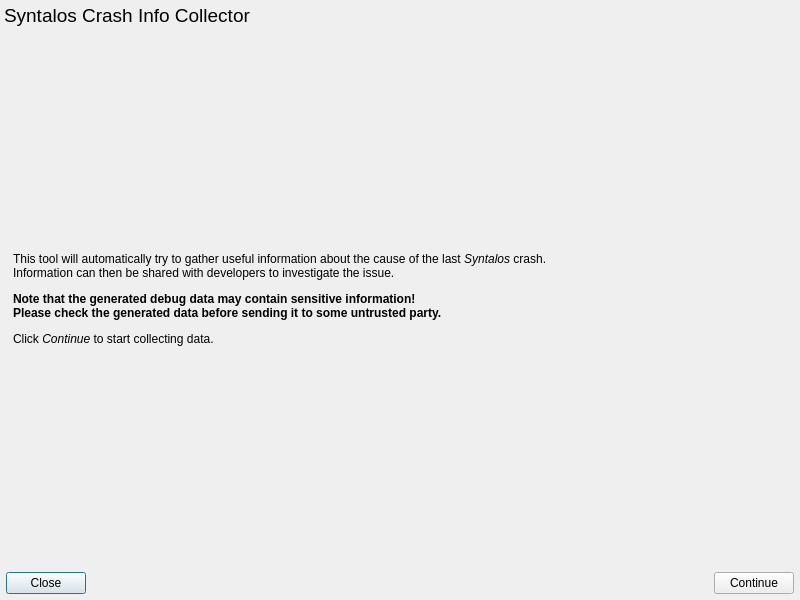
Old version of the form tools/crashreport/crashreportdialog.ui in the repository syntalos/syntalos.
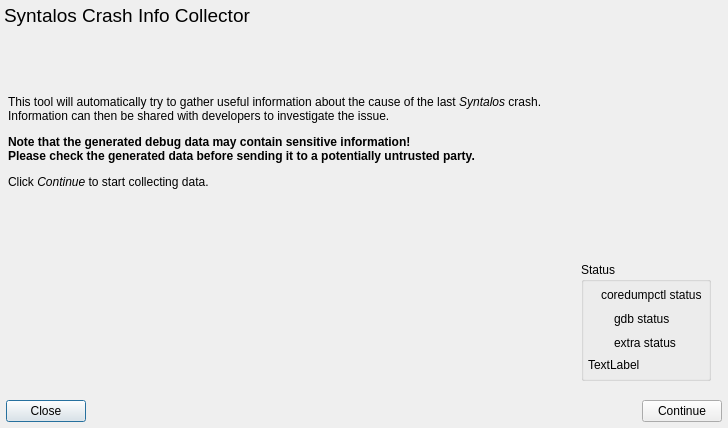
New version of the form. Icons and pictures are not drawn.

Commit message: Implement basic crash reporter tool

What changed in the file:
```diff
--- a/tools/crashreport/crashreportdialog.ui
+++ b/tools/crashreport/crashreportdialog.ui
@@ -6,8 +6,8 @@
    <rect>
     <x>0</x>
     <y>0</y>
-    <width>800</width>
-    <height>600</height>
+    <width>728</width>
+    <height>428</height>
    </rect>
   </property>
   <property name="windowTitle">
@@ -47,7 +47,22 @@
       <enum>QFrame::Raised</enum>
      </property>
      <widget class="QWidget" name="pageIntro">
-      <layout class="QVBoxLayout" name="verticalLayout_2">
+      <layout class="QVBoxLayout" name="verticalLayout_5">
+       <property name="spacing">
+        <number>4</number>
+       </property>
+       <property name="leftMargin">
+        <number>4</number>
+       </property>
+       <property name="topMargin">
+        <number>4</number>
+       </property>
+       <property name="rightMargin">
+        <number>4</number>
+       </property>
+       <property name="bottomMargin">
+        <number>4</number>
+       </property>
        <item>
         <spacer name="verticalSpacer">
          <property name="orientation">
@@ -64,7 +79,7 @@
        <item>
         <widget class="QLabel" name="label_2">
          <property name="text">
-          <string>&lt;html&gt;&lt;head/&gt;&lt;body&gt;&lt;p&gt;This tool will automatically try to gather useful information about the cause of the last &lt;span style=&quot; font-style:italic;&quot;&gt;Syntalos&lt;/span&gt; crash.&lt;br/&gt;Information can then be shared with developers to investigate the issue.&lt;/p&gt;&lt;p&gt;&lt;span style=&quot; font-weight:600;&quot;&gt;Note that the generated debug data may contain sensitive information!&lt;/span&gt;&lt;br/&gt;&lt;span style=&quot; font-weight:600;&quot;&gt;Please check the generated data before sending it to some untrusted party.&lt;/span&gt;&lt;/p&gt;&lt;p&gt;Click &lt;span style=&quot; font-style:italic;&quot;&gt;Continue&lt;/span&gt; to start collecting data.&lt;/p&gt;&lt;/body&gt;&lt;/html&gt;</string>
+          <string>&lt;html&gt;&lt;head/&gt;&lt;body&gt;&lt;p&gt;This tool will automatically try to gather useful information about the cause of the last &lt;span style=&quot; font-style:italic;&quot;&gt;Syntalos&lt;/span&gt; crash.&lt;br/&gt;Information can then be shared with developers to investigate the issue.&lt;/p&gt;&lt;p&gt;&lt;span style=&quot; font-weight:600;&quot;&gt;Note that the generated debug data may contain sensitive information!&lt;/span&gt;&lt;br/&gt;&lt;span style=&quot; font-weight:600;&quot;&gt;Please check the generated data before sending it to a potentially untrusted party.&lt;/span&gt;&lt;/p&gt;&lt;p&gt;Click &lt;span style=&quot; font-style:italic;&quot;&gt;Continue&lt;/span&gt; to start collecting data.&lt;/p&gt;&lt;/body&gt;&lt;/html&gt;</string>
          </property>
         </widget>
        </item>
@@ -81,6 +96,206 @@
          </property>
         </spacer>
        </item>
+       <item>
+        <widget class="QWidget" name="widget_2" native="true">
+         <layout class="QHBoxLayout" name="horizontalLayout">
+          <item>
+           <spacer name="horizontalSpacer">
+            <property name="orientation">
+             <enum>Qt::Horizontal</enum>
+            </property>
+            <property name="sizeHint" stdset="0">
+             <size>
+              <width>40</width>
+              <height>20</height>
+             </size>
+            </property>
+           </spacer>
+          </item>
+          <item>
+           <widget class="QGroupBox" name="groupBox">
+            <property name="title">
+             <string>Status</string>
+            </property>
+            <layout class="QVBoxLayout" name="verticalLayout_2">
+             <property name="spacing">
+              <number>8</number>
+             </property>
+             <property name="leftMargin">
+              <number>4</number>
+             </property>
+             <property name="topMargin">
+              <number>4</number>
+             </property>
+             <property name="rightMargin">
+              <number>4</number>
+             </property>
+             <property name="bottomMargin">
+              <number>6</number>
+             </property>
+             <item>
+              <widget class="QWidget" name="coredumpctlInfoWidget" native="true">
+               <property name="sizePolicy">
+                <sizepolicy hsizetype="Preferred" vsizetype="Maximum">
+                 <horstretch>0</horstretch>
+                 <verstretch>0</verstretch>
+                </sizepolicy>
+               </property>
+               <layout class="QHBoxLayout" name="horizontalLayout_10">
+                <property name="spacing">
+                 <number>4</number>
+                </property>
+                <property name="leftMargin">
+                 <number>2</number>
+                </property>
+                <property name="topMargin">
+                 <number>2</number>
+                </property>
+                <property name="rightMargin">
+                 <number>2</number>
+                </property>
+                <property name="bottomMargin">
+                 <number>0</number>
+                </property>
+                <item>
+                 <widget class="QLabel" name="coredumpctlIconLabel">
+                  <property name="maximumSize">
+                   <size>
+                    <width>20</width>
+                    <height>20</height>
+                   </size>
+                  </property>
+                  <property name="text">
+                   <string/>
+                  </property>
+                  <property name="pixmap">
+                   <pixmap resource="../../data/resources.qrc">:/status/running</pixmap>
+                  </property>
+                 </widget>
+                </item>
+                <item>
+                 <widget class="QLabel" name="coredumpctlLabel">
+                  <property name="text">
+                   <string>coredumpctl status</string>
+                  </property>
+                 </widget>
+                </item>
+               </layout>
+              </widget>
+             </item>
+             <item>
+              <widget class="QWidget" name="gdbInfoWidget" native="true">
+               <property name="sizePolicy">
+                <sizepolicy hsizetype="Preferred" vsizetype="Maximum">
+                 <horstretch>0</horstretch>
+                 <verstretch>0</verstretch>
+                </sizepolicy>
+               </property>
+               <layout class="QHBoxLayout" name="horizontalLayout_11">
+                <property name="spacing">
+                 <number>4</number>
+                </property>
+                <property name="leftMargin">
+                 <number>2</number>
+                </property>
+                <property name="topMargin">
+                 <number>2</number>
+                </property>
+                <property name="rightMargin">
+                 <number>2</number>
+                </property>
+                <property name="bottomMargin">
+                 <number>0</number>
+                </property>
+                <item>
+                 <widget class="QLabel" name="gdbIconLabel">
+                  <property name="maximumSize">
+                   <size>
+                    <width>20</width>
+                    <height>20</height>
+                   </size>
+                  </property>
+                  <property name="text">
+                   <string/>
+                  </property>
+                  <property name="pixmap">
+                   <pixmap resource="../../data/resources.qrc">:/status/running</pixmap>
+                  </property>
+                 </widget>
+                </item>
+                <item>
+                 <widget class="QLabel" name="gdbLabel">
+                  <property name="text">
+                   <string>gdb status</string>
+                  </property>
+                 </widget>
+                </item>
+               </layout>
+              </widget>
+             </item>
+             <item>
+              <widget class="QWidget" name="extraInfoWidget" native="true">
+               <property name="sizePolicy">
+                <sizepolicy hsizetype="Preferred" vsizetype="Maximum">
+                 <horstretch>0</horstretch>
+                 <verstretch>0</verstretch>
+                </sizepolicy>
+               </property>
+               <layout class="QHBoxLayout" name="horizontalLayout_12">
+                <property name="spacing">
+                 <number>4</number>
+                </property>
+                <property name="leftMargin">
+                 <number>2</number>
+                </property>
+                <property name="topMargin">
+                 <number>2</number>
+                </property>
+                <property name="rightMargin">
+                 <number>2</number>
+                </property>
+                <property name="bottomMargin">
+                 <number>0</number>
+                </property>
+                <item>
+                 <widget class="QLabel" name="extraIconLabel">
+                  <property name="maximumSize">
+                   <size>
+                    <width>20</width>
+                    <height>20</height>
+                   </size>
+                  </property>
+                  <property name="text">
+                   <string/>
+                  </property>
+                  <property name="pixmap">
+                   <pixmap resource="../../data/resources.qrc">:/status/running</pixmap>
+                  </property>
+                 </widget>
+                </item>
+                <item>
+                 <widget class="QLabel" name="extraWarnLabel">
+                  <property name="text">
+                   <string>extra status</string>
+                  </property>
+                 </widget>
+                </item>
+               </layout>
+              </widget>
+             </item>
+             <item>
+              <widget class="QLabel" name="warnLabel">
+               <property name="text">
+                <string>TextLabel</string>
+               </property>
+              </widget>
+             </item>
+            </layout>
+           </widget>
+          </item>
+         </layout>
+        </widget>
+       </item>
       </layout>
      </widget>
      <widget class="QWidget" name="pageProcessing">
```
Left out of the diff: 93 changed lines with no effect on the pictures. The commit also changes 8 other files.
